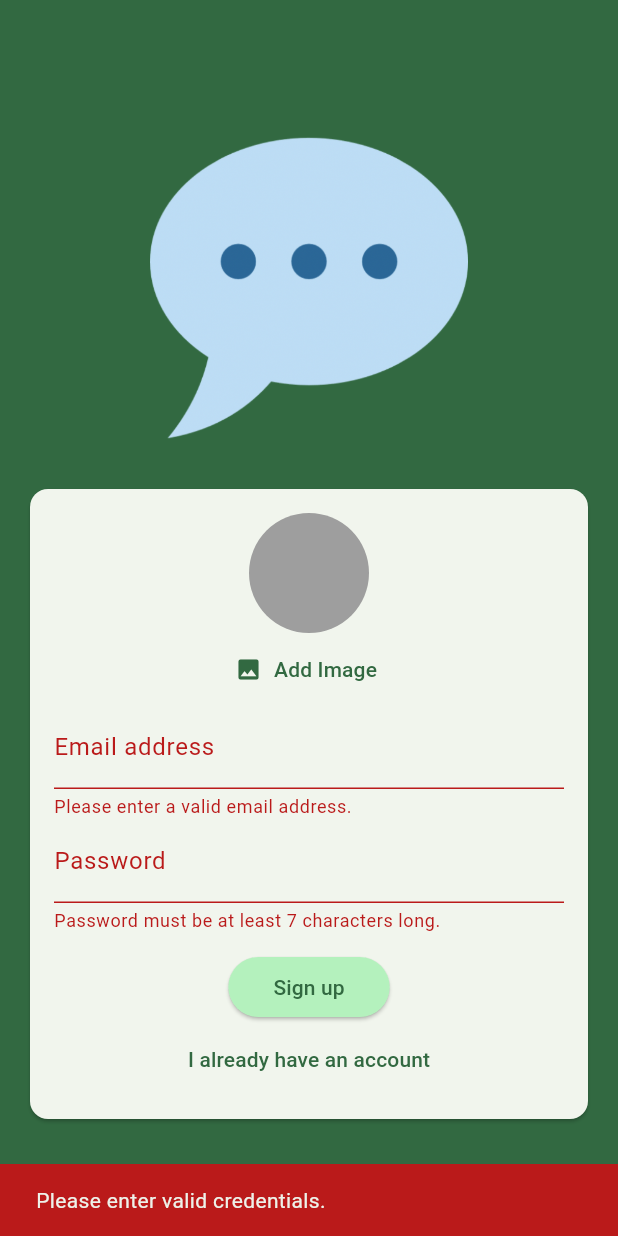
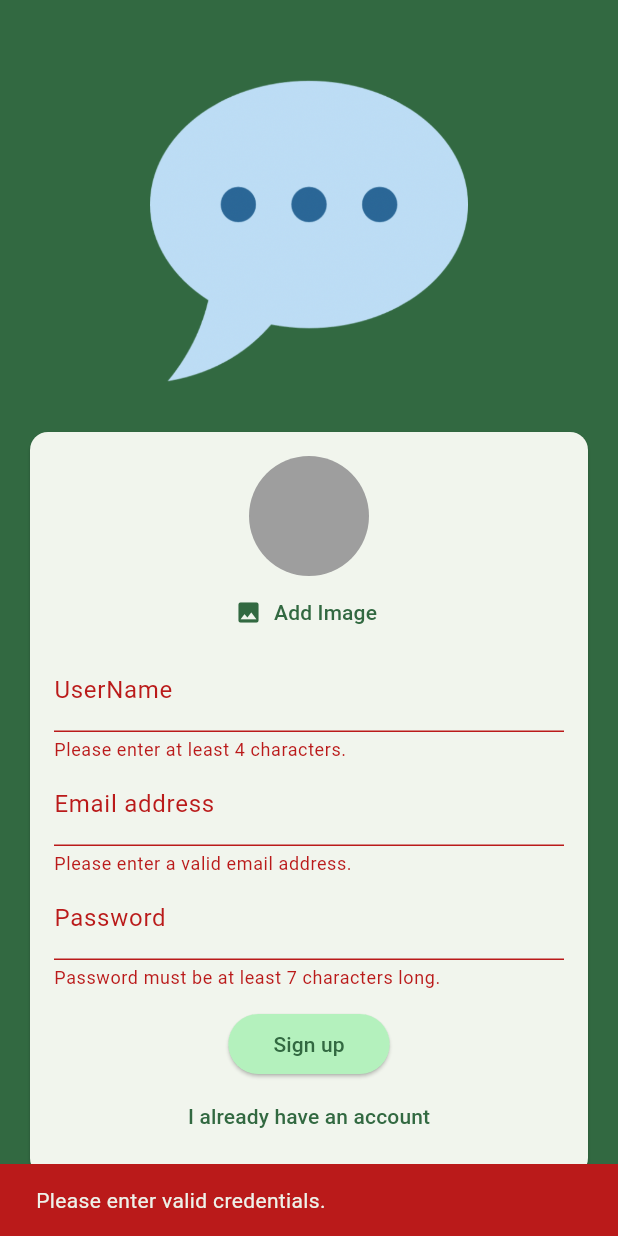
Before and after one commit to Avatbar/chat_app, a Flutter app: the screen it shows after launch, after a tap on "Login", after a tap on "Create new account", after a tap on "Sign up", on a phone screen of 412 x 824 dp. Run offline on Flutter 3.47's test engine with Material 3 defaults, Android fonts, the phone set to English and light mode, and no system bars; our stand-ins replace cloud_firestore, firebase_auth, firebase_core, firebase_storage, image_picker; accounts and stored records are empty.

Commit message:
added username for sign up

```diff
--- a/lib/screens/auth.dart
+++ b/lib/screens/auth.dart
@@ -1,5 +1,6 @@
 import 'dart:io';
 
+import 'package:cloud_firestore/cloud_firestore.dart';
 import 'package:firebase_storage/firebase_storage.dart';
 import 'package:flutter/material.dart';
 import 'package:firebase_auth/firebase_auth.dart';
@@ -19,6 +20,7 @@ class _AuthScreenState extends State<AuthScreen> {
   final _formKey = GlobalKey<FormState>();
   var _isLogin = true;
   var _userEmail = '';
+  var _userName = '';
   var _userPassword = '';
   File? _userImageFile;
   var _isAuthenticating = false;
@@ -31,10 +33,7 @@ class _AuthScreenState extends State<AuthScreen> {
       ScaffoldMessenger.of(context).showSnackBar(
         SnackBar(
           content: const Text('Please enter valid credentials.'),
-          backgroundColor: Theme
-              .of(context)
-              .colorScheme
-              .error,
+          backgroundColor: Theme.of(context).colorScheme.error,
         ),
       );
       return;
@@ -45,10 +44,7 @@ class _AuthScreenState extends State<AuthScreen> {
       ScaffoldMessenger.of(context).showSnackBar(
         SnackBar(
           content: const Text('Please pick an image.'),
-          backgroundColor: Theme
-              .of(context)
-              .colorScheme
-              .error,
+          backgroundColor: Theme.of(context).colorScheme.error,
         ),
       );
       return;
@@ -78,17 +74,22 @@ class _AuthScreenState extends State<AuthScreen> {
 
         await storageRef.putFile(_userImageFile!);
         final imageUrl = await storageRef.getDownloadURL();
-        print(imageUrl);
+
+        await FirebaseFirestore.instance
+            .collection('users')
+            .doc(userCredentials.user!.uid)
+            .set({
+          'username': _userName,
+          'email': _userEmail,
+          'image_url': imageUrl,
+        });
       }
     } on FirebaseAuthException catch (error) {
       ScaffoldMessenger.of(context).clearSnackBars();
       ScaffoldMessenger.of(context).showSnackBar(
         SnackBar(
           content: Text(error.message ?? 'Authentication failed!'),
-          backgroundColor: Theme
-              .of(context)
-              .colorScheme
-              .error,
+          backgroundColor: Theme.of(context).colorScheme.error,
         ),
       );
       setState(() {
@@ -100,10 +101,7 @@ class _AuthScreenState extends State<AuthScreen> {
   @override
   Widget build(BuildContext context) {
     return Scaffold(
-      backgroundColor: Theme
-          .of(context)
-          .colorScheme
-          .primary,
+      backgroundColor: Theme.of(context).colorScheme.primary,
       body: Center(
         child: SingleChildScrollView(
             child: Column(
@@ -128,9 +126,30 @@ class _AuthScreenState extends State<AuthScreen> {
                     child: Column(
                       mainAxisSize: MainAxisSize.min,
                       children: [
-                          if (!_isLogin) UserImagePicker(imagePickFn: (File pickedImage) {
+                        if (!_isLogin)
+                          UserImagePicker(
+                            imagePickFn: (File pickedImage) {
                               _userImageFile = pickedImage;
-                          },),
+                            },
+                          ),
+                        if (!_isLogin)
+                        TextFormField(
+                          validator: (value) {
+                            if (value == null ||
+                                value.isEmpty ||
+                                value.trim().length < 4) {
+                              return 'Please enter at least 4 characters.';
+                            }
+                            return null;
+                          },
+                          decoration: const InputDecoration(labelText: 'UserName'),
+                          enableSuggestions: false,
+                          autocorrect: false,
+                          textCapitalization: TextCapitalization.none,
+                          onSaved: (value) {
+                            _userName = value!;
+                          },
+                        ),
                         TextFormField(
                           keyboardType: TextInputType.emailAddress,
                           autocorrect: false,
@@ -139,9 +158,7 @@ class _AuthScreenState extends State<AuthScreen> {
                               const InputDecoration(labelText: 'Email address'),
                           validator: (value) {
                             if (value == null ||
-                                    value
-                                        .trim()
-                                        .isEmpty ||
+                                value.trim().isEmpty ||
                                 value.isEmpty ||
                                 !value.contains('@') ||
                                 !value.contains('.')) {
@@ -159,13 +176,9 @@ class _AuthScreenState extends State<AuthScreen> {
                           obscureText: true,
                           validator: (value) {
                             if (value == null ||
-                                    value
-                                        .trim()
-                                        .isEmpty ||
+                                value.trim().isEmpty ||
                                 value.isEmpty ||
-                                    value
-                                        .trim()
-                                        .length < 7) {
+                                value.trim().length < 7) {
                               return 'Password must be at least 7 characters long.';
                             }
                             return null;
@@ -184,9 +197,7 @@ class _AuthScreenState extends State<AuthScreen> {
                               shape: RoundedRectangleBorder(
                                 borderRadius: BorderRadius.circular(20),
                               ),
-                                backgroundColor:
-                                Theme
-                                    .of(context)
+                              backgroundColor: Theme.of(context)
                                   .colorScheme
                                   .primaryContainer,
                               padding: const EdgeInsets.symmetric(
--- a/pubspec.yaml
+++ b/pubspec.yaml
@@ -39,6 +39,7 @@ dependencies:
   firebase_auth: ^4.16.0
   firebase_storage: ^11.6.0
   image_picker: ^1.0.4
+  cloud_firestore: ^4.14.0
 
 dev_dependencies:
   flutter_test:
```
Also changed, not shown: 1 other file. Lines whose indentation alone changed are shown as unchanged.
